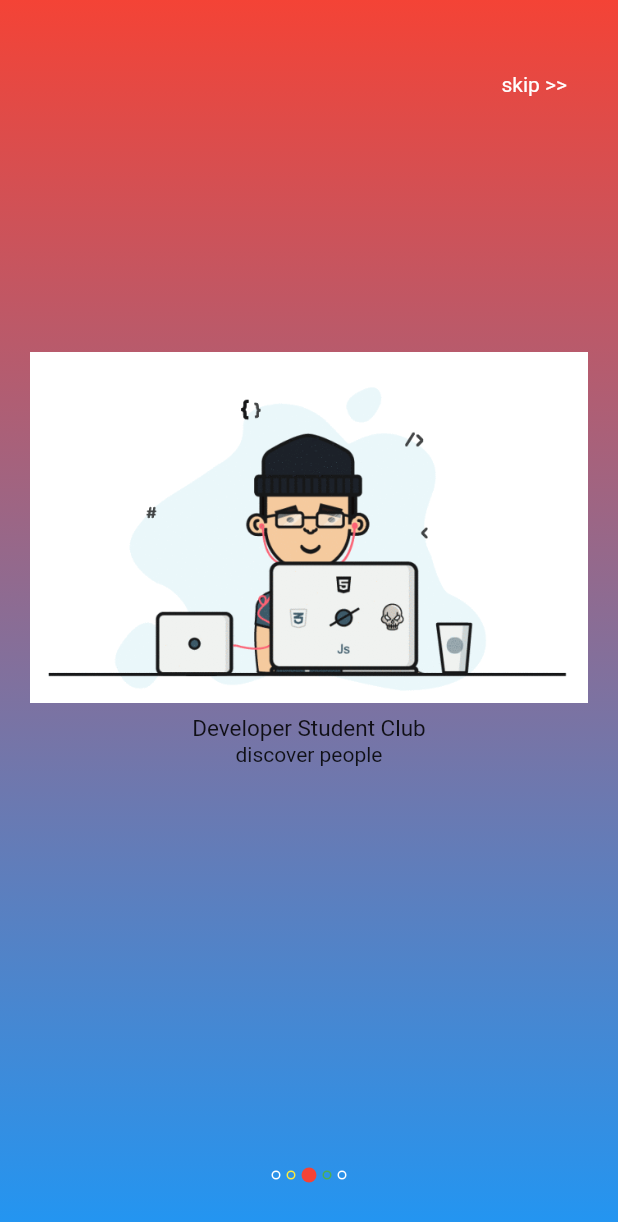
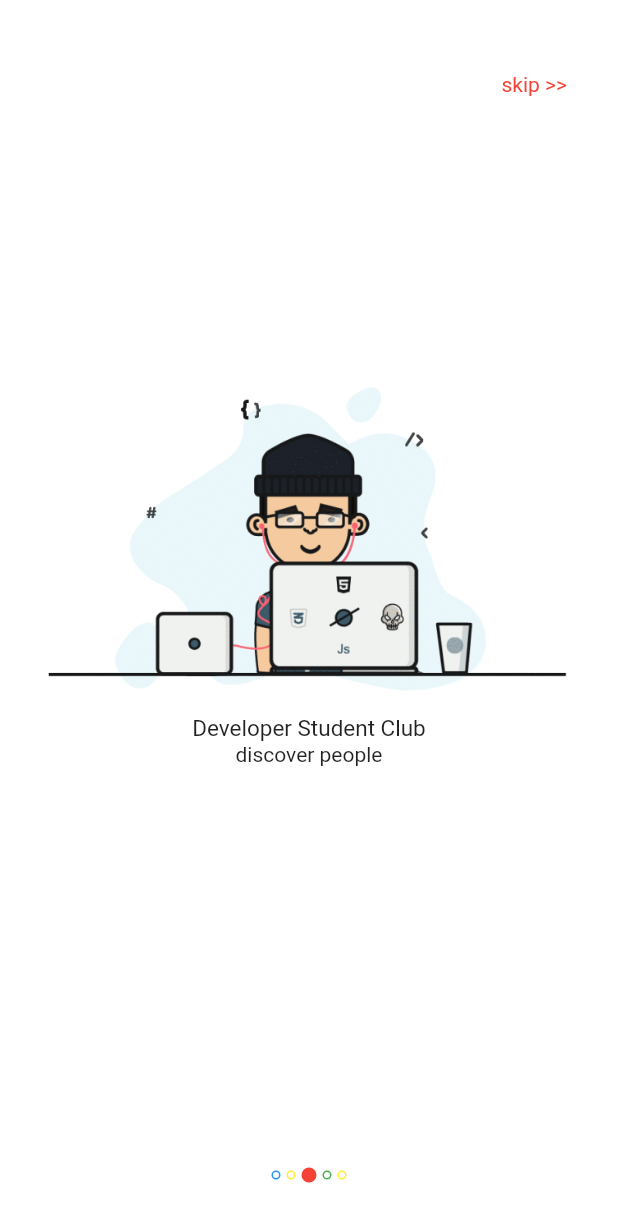
Before and after one commit to beximo/onboarding_screen, a Flutter app: the screen it shows after launch, swiped to page 3, on a phone screen of 412 x 824 dp. Shown: the top 1222 px of the screen. Run offline on Flutter 3.47's test engine with Material 2 defaults, Android fonts, the phone set to English and light mode, and no system bars; drawn by our look-alikes of auto_size_text.

Commit message:
update example

```diff
--- a/example/lib/main.dart
+++ b/example/lib/main.dart
@@ -10,6 +10,7 @@ class MyApp extends StatelessWidget {
   @override
   Widget build(BuildContext context) {
     return MaterialApp(
+      debugShowCheckedModeBanner: false,
       title: 'Flutter Demo',
       theme: ThemeData(
         primarySwatch: Colors.blue,
@@ -86,16 +87,15 @@ class MyHomePage extends StatelessWidget {
       mySlides: mySlides,
       controller: _controller,
       slideIndex: 0,
-      statusBarColor: Colors.red,
-      startGradientColor: Colors.red,
-      endGradientColor: Colors.blue,
-      skipStyle: TextStyle(color: Colors.white),
+      statusBarColor: Colors.white,
+
+      skipStyle: TextStyle(color: Colors.red),
       pageIndicatorColorList: [
-        Colors.white,
+        Colors.yellow,
         Colors.green,
         Colors.red,
         Colors.yellow,
-        Colors.white
+        Colors.blue
       ],
     );
   }
```
